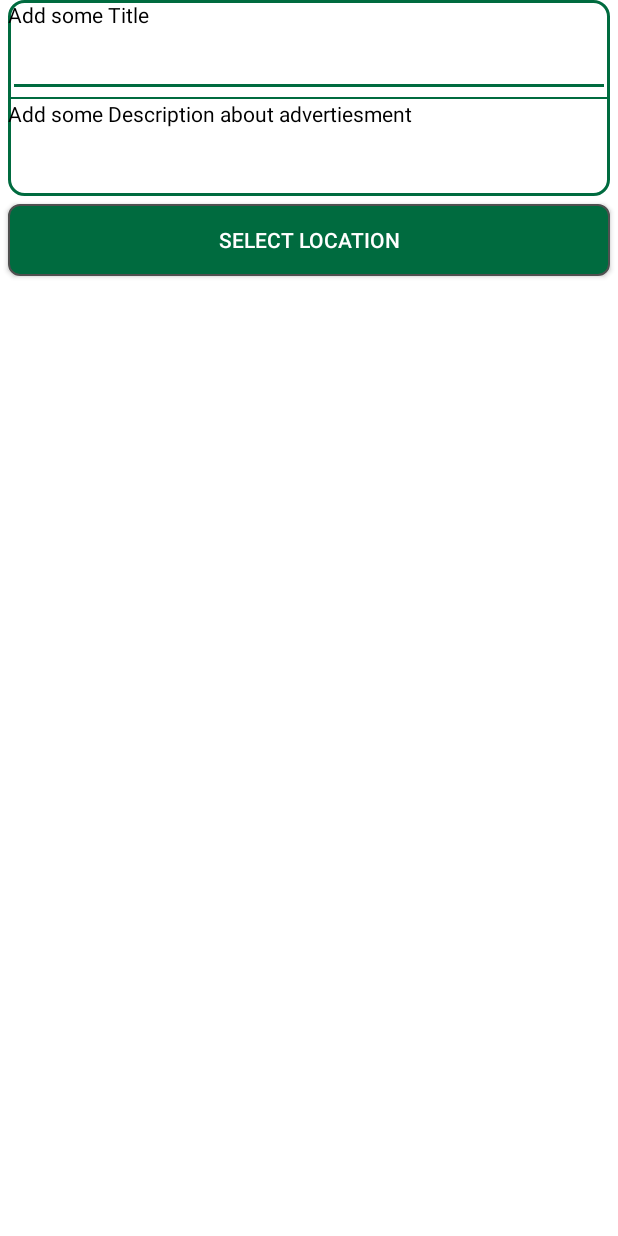
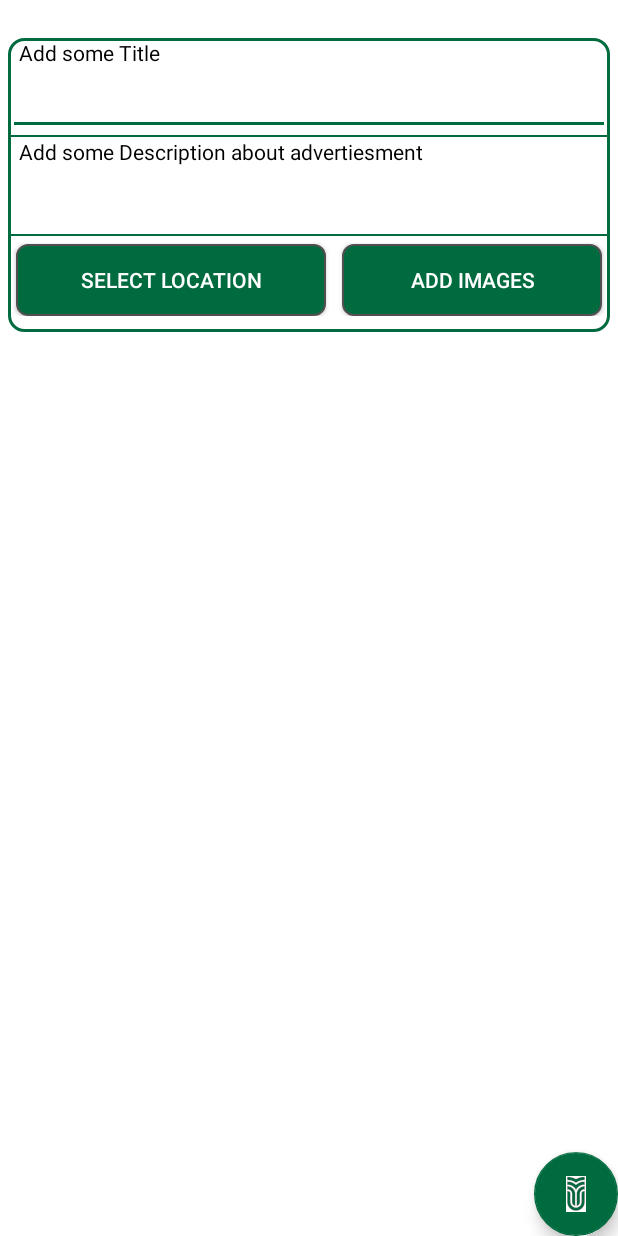
Before and after one commit to Isty757/Jimysti, an Android app: the NewAdvertisement screen opened directly, with no data from a screen before it, on a phone screen of 412 x 824 dp. Run offline under Robolectric (Android 15) with nearby library versions, the light colour scheme and no system bars.

Commit message:
Egy kissé átdolgoztam a projekt könyvtárat is

```diff
--- a/app/src/main/java/com/ro/sapientia/ms/jimysty/sapiadvertiser/ViewPagerAdapter.java
+++ b/app/src/main/java/com/ro/sapientia/ms/jimysty/sapiadvertiser/Adapter/ViewPagerAdapter.java
@@ -1,4 +1,4 @@
-package com.ro.sapientia.ms.jimysty.sapiadvertiser;
+package com.ro.sapientia.ms.jimysty.sapiadvertiser.Adapter;
 
 import android.app.Activity;
 import android.content.Context;
@@ -14,6 +14,7 @@
 import com.bumptech.glide.load.engine.DiskCacheStrategy;
 import com.google.firebase.storage.FirebaseStorage;
 import com.google.firebase.storage.StorageReference;
+import com.ro.sapientia.ms.jimysty.sapiadvertiser.R;
 
 /**
  * Created by Drako on 04-Nov-17.
--- a/app/src/main/java/com/ro/sapientia/ms/jimysty/sapiadvertiser/ImageItem.java
+++ b/app/src/main/java/com/ro/sapientia/ms/jimysty/sapiadvertiser/Class/ImageItem.java
@@ -1,4 +1,4 @@
-package com.ro.sapientia.ms.jimysty.sapiadvertiser;
+package com.ro.sapientia.ms.jimysty.sapiadvertiser.Class;
 
 import android.graphics.Bitmap;
 
--- a/app/src/main/java/com/ro/sapientia/ms/jimysty/sapiadvertiser/NewAdvertisement.java
+++ /dev/null
@@ -1,88 +0,0 @@
-package com.ro.sapientia.ms.jimysty.sapiadvertiser;
-
-import android.content.Intent;
-import android.content.res.TypedArray;
-import android.graphics.Bitmap;
-import android.graphics.BitmapFactory;
-import android.net.Uri;
-import android.os.Bundle;
-import android.provider.MediaStore;
-import android.support.v7.app.AppCompatActivity;
-import android.view.View;
-import android.widget.Button;
-import android.widget.GridView;
-import android.widget.ImageView;
-
-import java.io.IOException;
-import java.util.ArrayList;
-
-/**
- * Created by Drako on 04-Nov-17.
- */
-
-public class NewAdvertisement extends BasicActivity {
-
-    private GridView gridView;
-    private GridViewAdapter gridAdapter;
-
-    @Override
-    public void onCreate(Bundle icicle) {
-        super.onCreate(icicle);
-        setContentView(R.layout.new_advertisement);
-
-        Button tmpButton = findViewById(R.id.bt_select_location);
-
-        tmpButton.setOnClickListener(new View.OnClickListener() {
-            @Override
-            public void onClick(View view) {
-                Intent i = new Intent();
-                i.setType("image/*");
-                i.putExtra(Intent.EXTRA_ALLOW_MULTIPLE, true);
-                i.setAction(Intent.ACTION_GET_CONTENT);
-                startActivityForResult(Intent.createChooser(i, "android.intent.action.SEND_MULTIPLE"), 1);
-            }
-        });
-
-        gridView = (GridView) findViewById(R.id.gridView);
-        //gridAdapter = new GridViewAdapter(this, R.layout.grid_view_item, getData());
-        //gridView.setAdapter(gridAdapter);
-    }
-
-    // Prepare some dummy data for gridview
-    /*
-    private ArrayList<ImageItem> getData() {
-        final ArrayList<ImageItem> imageItems = new ArrayList<>();
-        TypedArray imgs = getResources().obtainTypedArray(R.array.image_ids);
-        for (int i = 0; i < imgs.length(); i++) {
-            Bitmap bitmap = BitmapFactory.decodeResource(getResources(), imgs.getResourceId(i, -1));
-            imageItems.add(new ImageItem(bitmap, "Image#" + i));
-        }
-        return imageItems;
-    }
-*/
-    @Override
-    protected void onActivityResult(int requestCode, int resultCode, Intent data) {
-        super.onActivityResult(requestCode, resultCode, data);
-
-        if (resultCode == RESULT_OK) {
-            System.out.println("++data" + data.getClipData().getItemCount());// Get count of image here.
-
-            System.out.println("++count" + data.getClipData().getItemCount());
-            Uri selectedImage = data.getClipData().getItemAt(0).getUri();//As of now use static position 0 use as per itemcount.
-            Bitmap bitmap = null;
-            //        Uri selectedImage1 = data.getData();
-            try {
-                bitmap = MediaStore.Images.Media.getBitmap(this.getContentResolver(), selectedImage);
-            } catch (IOException e) {
-                e.printStackTrace();
-            }
-            System.out.println("+++ clipdate" + selectedImage);
-
-            //ImageView imageView = (ImageView) findViewById(R.id.imgView);
-            //imageView.setImageBitmap(bitmap);
-            //        }
-        }
-
-    }
-
-}
--- a/app/src/main/res/layout/advertisement.xml
+++ b/app/src/main/res/layout/advertisement.xml
@@ -2,7 +2,8 @@
 <android.support.constraint.ConstraintLayout
     xmlns:android="http://schemas.android.com/apk/res/android"
     android:layout_width="match_parent"
-    android:layout_height="match_parent">
+    android:layout_height="match_parent"
+    android:layout_marginTop="25dp">
 
     <android.support.v7.widget.Toolbar
         android:id="@+id/tool_bar"
--- a/app/src/main/res/layout/new_advertisement.xml
+++ b/app/src/main/res/layout/new_advertisement.xml
@@ -5,6 +5,9 @@
     android:background="@color/colorWhite"
     xmlns:app="http://schemas.android.com/apk/res-auto">
 
+    <RelativeLayout
+        android:layout_width="match_parent"
+        android:layout_height="match_parent">
     <LinearLayout
         android:id="@+id/ll_title_description"
         android:layout_width="match_parent"
@@ -19,6 +22,7 @@
             android:layout_width="match_parent"
             android:layout_height="match_parent"
             android:textColor="@color/colorBlack"
+            android:layout_marginStart="7dp"
             android:text="Add some Title"/>
         <EditText
             android:layout_width="match_parent"
@@ -36,28 +40,51 @@
             android:layout_width="match_parent"
             android:layout_height="match_parent"
             android:textColor="@color/colorBlack"
+            android:layout_marginStart="7dp"
             android:text="Add some Description about advertiesment"/>
         <EditText
             android:layout_width="match_parent"
             android:layout_height="wrap_content"
             android:textColor="@color/colorBlack"
             android:hint="Description"/>
+        <TextView
+            android:layout_width="match_parent"
+            android:layout_height="1dp"
+            android:background="@color/colorSapientia"
+            />
 
-
-    </LinearLayout>
+        <LinearLayout
+            android:layout_width="match_parent"
+            android:layout_height="wrap_content"
+            android:weightSum="2"
+            >
 
             <Button
                 android:id="@+id/bt_select_location"
-        android:layout_width="match_parent"
+                android:layout_width="wrap_content"
                 android:layout_height="wrap_content"
-        app:layout_constraintTop_toBottomOf="@id/ll_title_description"
+                android:layout_weight="1"
                 app:layout_constraintLeft_toLeftOf="parent"
-        app:layout_constraintRight_toRightOf="parent"
+                app:layout_constraintRight_toLeftOf="@id/bt_add_images"
                 android:layout_marginTop="5dp"
                 android:layout_marginStart="5dp"
                 android:layout_marginEnd="5dp"
                 android:text="Select Location"
                 android:background="@drawable/rounded_button"/>
+            <Button
+                android:id="@+id/bt_add_images"
+                android:layout_width="wrap_content"
+                android:layout_height="wrap_content"
+                android:layout_weight="1"
+                app:layout_constraintLeft_toRightOf="@id/bt_select_location"
+                app:layout_constraintRight_toRightOf="parent"
+                android:layout_marginTop="5dp"
+                android:layout_marginStart="5dp"
+                android:layout_marginEnd="5dp"
+                android:text="Add Images"
+
+                android:background="@drawable/rounded_button"/>
+        </LinearLayout>
 
         <GridView
             app:layout_constraintLeft_toLeftOf="parent"
@@ -76,4 +103,20 @@
             android:focusable="true"
             android:clickable="true"/>
 
+    </LinearLayout>
+
+
+
+
+    <android.support.design.widget.FloatingActionButton
+        android:id="@+id/fbt_add_event"
+        android:layout_width="wrap_content"
+        android:layout_height="wrap_content"
+        android:layout_alignParentBottom="true"
+        android:layout_alignParentRight="true"
+        android:layout_gravity="end"
+        app:backgroundTint="@color/colorSapientia"
+        android:src="@drawable/sapikogo"
+        />
+    </RelativeLayout>
 </android.support.constraint.ConstraintLayout>
--- a/app/src/main/res/layout/splash_screen.xml
+++ b/app/src/main/res/layout/splash_screen.xml
@@ -5,7 +5,7 @@
     android:layout_width="match_parent"
     android:background="@color/colorWhite"
     android:layout_height="match_parent"
-    tools:context="com.ro.sapientia.ms.jimysty.sapiadvertiser.SplashScreen">
+    tools:context="com.ro.sapientia.ms.jimysty.sapiadvertiser.Activity.SplashScreen">
 
     <ImageView
         android:layout_width="wrap_content"
```
Also changed, not shown: app/build.gradle (+5 -3 lines), app/src/main/AndroidManifest.xml (+5 -4 lines), app/src/main/java/com/ro/sapientia/ms/jimysty/sapiadvertiser/Activity/AboutAdvertisement.java (renamed from app/src/main/java/com/ro/sapientia/ms/jimysty/sapiadvertiser/AboutAdvertisement.java, +9 -4 lines), app/src/main/java/com/ro/sapientia/ms/jimysty/sapiadvertiser/Activity/Advertisements.java (added, +59 -0 lines), app/src/main/java/com/ro/sapientia/ms/jimysty/sapiadvertiser/Activity/LoginScreen.java (renamed from app/src/main/java/com/ro/sapientia/ms/jimysty/sapiadvertiser/LoginScreenActivity.java, +25 -24 lines), app/src/main/java/com/ro/sapientia/ms/jimysty/sapiadvertiser/Activity/NewAdvertisement.java (added, +160 -0 lines), app/src/main/java/com/ro/sapientia/ms/jimysty/sapiadvertiser/Activity/SplashScreen.java (added, +53 -0 lines), app/src/main/java/com/ro/sapientia/ms/jimysty/sapiadvertiser/Adapter/GridViewAdapter.java (renamed from app/src/main/java/com/ro/sapientia/ms/jimysty/sapiadvertiser/GridViewAdapter.java, +6 -3 lines), app/src/main/java/com/ro/sapientia/ms/jimysty/sapiadvertiser/Advertisements.java (deleted, +0 -34 lines), app/src/main/java/com/ro/sapientia/ms/jimysty/sapiadvertiser/SplashScreen.java (deleted, +0 -33 lines), app/src/main/java/com/ro/sapientia/ms/jimysty/sapiadvertiser/StaticMethods.java (added, +33 -0 lines), app/src/main/res/menu/menu.xml (+12 -3 lines). Lines whose indentation alone changed are shown as unchanged.
